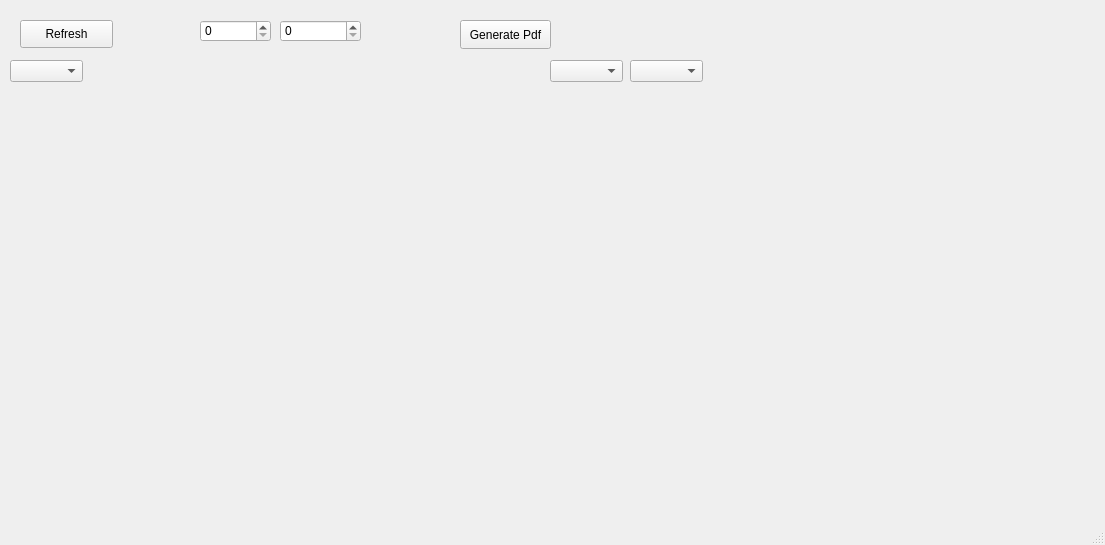
Above: 1.ui from RaffalJ/XML_project before the change. Below: the same form after it.
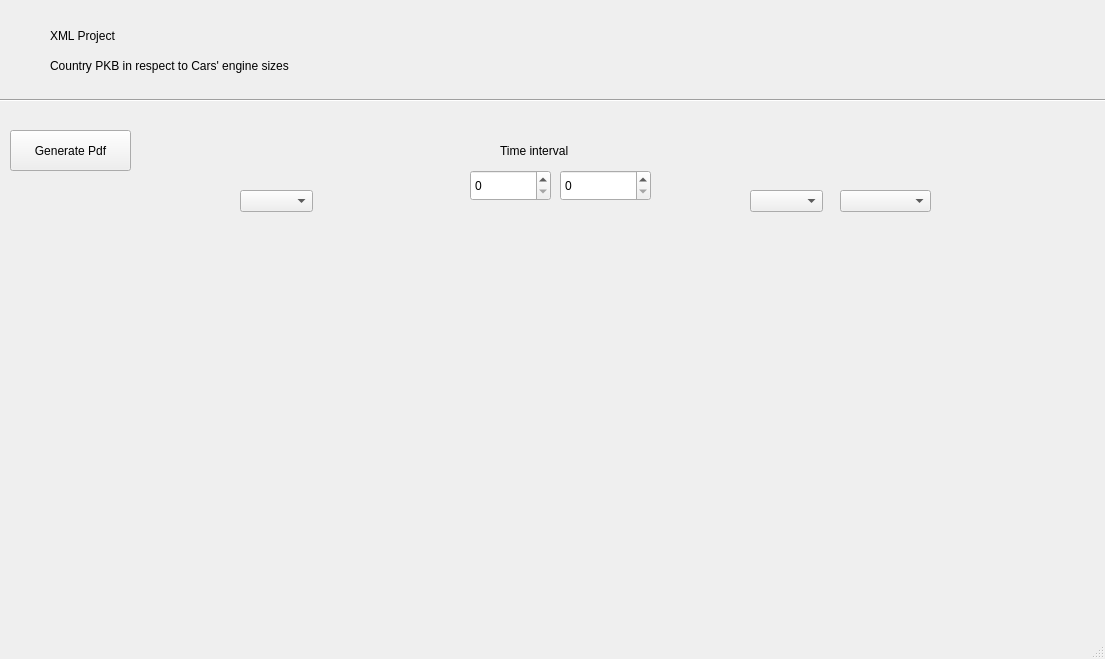
That is the form after the change. Custom widgets are drawn as their Qt base class.

```diff
--- a/1.ui
+++ b/1.ui
@@ -7,31 +7,18 @@
     <x>0</x>
     <y>0</y>
     <width>1105</width>
-    <height>545</height>
+    <height>659</height>
    </rect>
   </property>
   <property name="windowTitle">
    <string>MainWindow</string>
   </property>
   <widget class="QWidget" name="centralwidget">
-   <widget class="QPushButton" name="push_button_refresh">
-    <property name="geometry">
-     <rect>
-      <x>20</x>
-      <y>20</y>
-      <width>93</width>
-      <height>28</height>
-     </rect>
-    </property>
-    <property name="text">
-     <string>Refresh</string>
-    </property>
-   </widget>
    <widget class="MplWidget" name="MplWidget_PKB" native="true">
     <property name="geometry">
      <rect>
       <x>10</x>
-      <y>100</y>
+      <y>220</y>
       <width>541</width>
       <height>331</height>
      </rect>
@@ -41,7 +28,7 @@
     <property name="geometry">
      <rect>
       <x>550</x>
-      <y>100</y>
+      <y>220</y>
       <width>541</width>
       <height>331</height>
      </rect>
@@ -50,8 +37,8 @@
    <widget class="QComboBox" name="comboBox_country_PKB">
     <property name="geometry">
      <rect>
-      <x>10</x>
-      <y>60</y>
+      <x>240</x>
+      <y>190</y>
       <width>73</width>
       <height>22</height>
      </rect>
@@ -60,9 +47,9 @@
    <widget class="QComboBox" name="comboBox_engine_type">
     <property name="geometry">
      <rect>
-      <x>630</x>
-      <y>60</y>
-      <width>73</width>
+      <x>840</x>
+      <y>190</y>
+      <width>91</width>
       <height>22</height>
      </rect>
     </property>
@@ -70,8 +57,8 @@
    <widget class="QComboBox" name="comboBox_country_engines">
     <property name="geometry">
      <rect>
-      <x>550</x>
-      <y>60</y>
+      <x>750</x>
+      <y>190</y>
       <width>73</width>
       <height>22</height>
      </rect>
@@ -80,36 +67,88 @@
    <widget class="QSpinBox" name="spinBox_year1">
     <property name="geometry">
      <rect>
-      <x>200</x>
-      <y>20</y>
-      <width>71</width>
-      <height>22</height>
-     </rect>
-    </property>
-   </widget>
-   <widget class="QSpinBox" name="spinBox_year2">
-    <property name="geometry">
-     <rect>
-      <x>280</x>
-      <y>20</y>
+      <x>470</x>
+      <y>170</y>
       <width>81</width>
-      <height>22</height>
+      <height>31</height>
+     </rect>
+    </property>
+   </widget>
+   <widget class="QSpinBox" name="spinBox_year2">
+    <property name="geometry">
+     <rect>
+      <x>560</x>
+      <y>170</y>
+      <width>91</width>
+      <height>31</height>
      </rect>
     </property>
    </widget>
    <widget class="QPushButton" name="pdfButton">
     <property name="geometry">
      <rect>
-      <x>460</x>
-      <y>20</y>
-      <width>91</width>
-      <height>29</height>
+      <x>10</x>
+      <y>130</y>
+      <width>121</width>
+      <height>41</height>
      </rect>
     </property>
     <property name="text">
      <string>Generate Pdf</string>
     </property>
    </widget>
+   <widget class="QLabel" name="labelTimeInterval">
+    <property name="geometry">
+     <rect>
+      <x>500</x>
+      <y>140</y>
+      <width>121</width>
+      <height>21</height>
+     </rect>
+    </property>
+    <property name="text">
+     <string>Time interval</string>
+    </property>
+   </widget>
+   <widget class="QLabel" name="labelMainTitle">
+    <property name="geometry">
+     <rect>
+      <x>50</x>
+      <y>20</y>
+      <width>311</width>
+      <height>31</height>
+     </rect>
+    </property>
+    <property name="text">
+     <string>XML Project</string>
+    </property>
+   </widget>
+   <widget class="QLabel" name="labelSubtitle">
+    <property name="geometry">
+     <rect>
+      <x>50</x>
+      <y>50</y>
+      <width>471</width>
+      <height>31</height>
+     </rect>
+    </property>
+    <property name="text">
+     <string>Country PKB in respect to Cars' engine sizes</string>
+    </property>
+   </widget>
+   <widget class="Line" name="line">
+    <property name="geometry">
+     <rect>
+      <x>-3</x>
+      <y>90</y>
+      <width>1111</width>
+      <height>20</height>
+     </rect>
+    </property>
+    <property name="orientation">
+     <enum>Qt::Horizontal</enum>
+    </property>
+   </widget>
   </widget>
   <widget class="QMenuBar" name="menubar">
    <property name="geometry">
```
Left out of the diff: 2 changed lines with no effect on the pictures.
